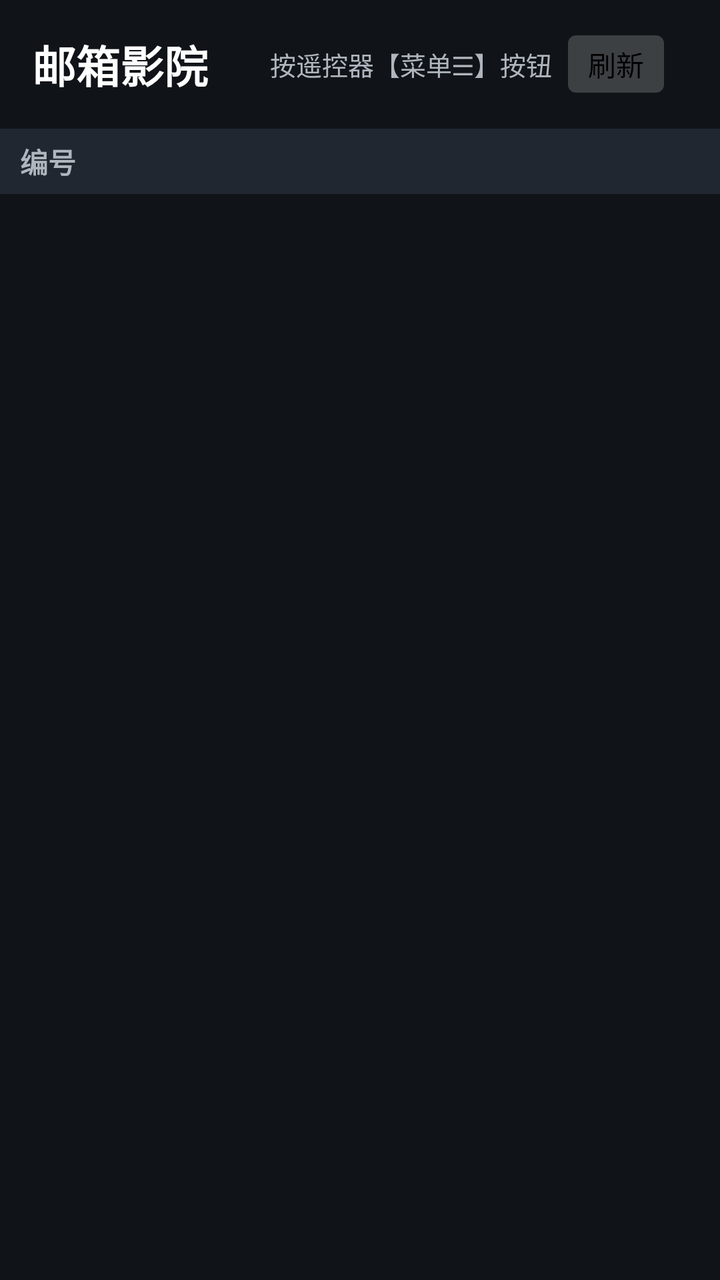
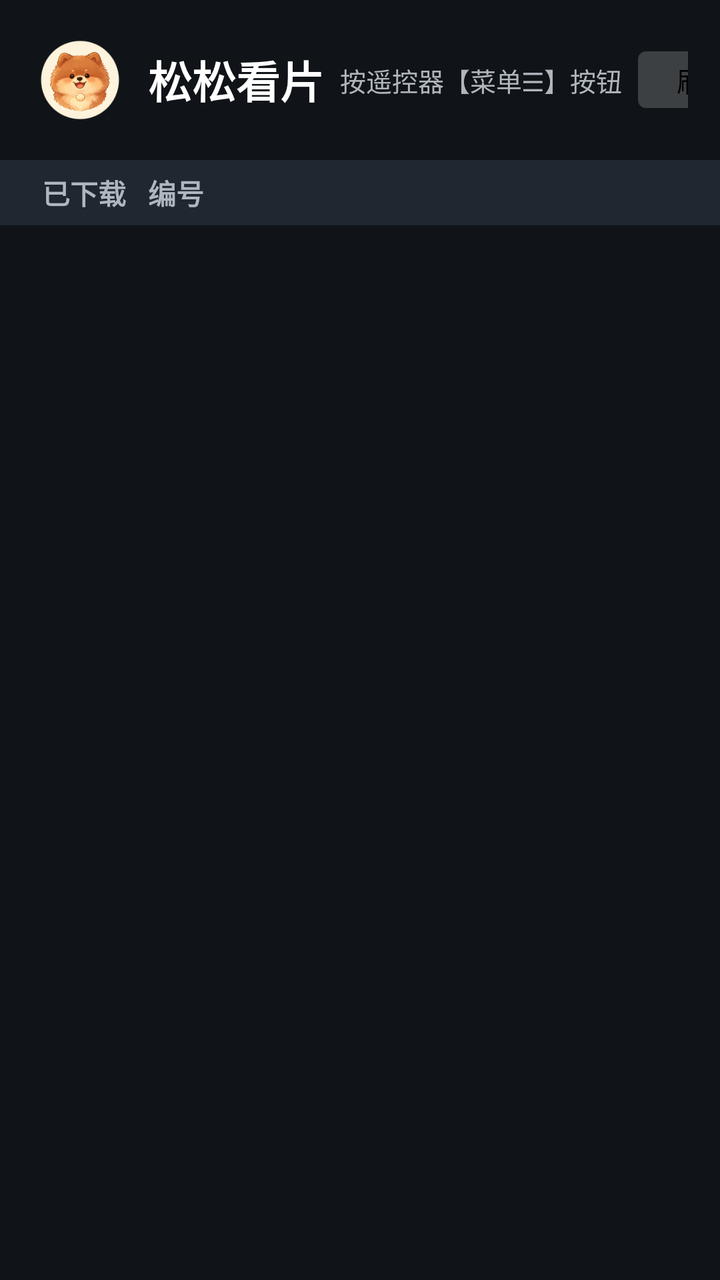

An Android layout rendered at two revisions. The XML below is the earlier revision; the diff shows what the commit changed to produce the second picture.
<!-- AndroidManifest.xml: application theme Theme.MailM3U8 -->
<!-- res/layout/activity_list.xml -->
<?xml version="1.0" encoding="utf-8"?>
<LinearLayout xmlns:android="http://schemas.android.com/apk/res/android"
    android:layout_width="match_parent"
    android:layout_height="match_parent"
    android:orientation="vertical"
    android:background="@color/bg">

    
    <LinearLayout
        android:layout_width="match_parent"
        android:layout_height="wrap_content"
        android:orientation="horizontal"
        android:gravity="center_vertical"
        android:padding="16dp">

        <TextView
            android:id="@+id/tvTitle"
            android:layout_width="wrap_content"
            android:layout_height="wrap_content"
            android:text="@string/app_name"
            android:textColor="@color/text_primary"
            android:textSize="22sp"
            android:textStyle="bold" />

        <View
            android:layout_width="0dp"
            android:layout_height="1dp"
            android:layout_weight="1" />

        <TextView
            android:layout_width="wrap_content"
            android:layout_height="wrap_content"
            android:text="按遥控器【菜单☰】按钮"
            android:textColor="@color/text_secondary"
            android:textSize="13sp"
            android:layout_marginEnd="8dp" />

        <Button
            android:id="@+id/btnRefresh"
            android:layout_width="wrap_content"
            android:layout_height="wrap_content"
            android:focusable="true"
            android:focusableInTouchMode="true"
            android:background="@drawable/bg_btn_selector"
            android:textSize="14sp"
            android:minWidth="0dp"
            android:minHeight="0dp"
            android:paddingStart="10dp"
            android:paddingEnd="10dp"
            android:paddingTop="4dp"
            android:paddingBottom="4dp"
            android:text="@string/action_refresh" />

        <TextView
            android:id="@+id/tvVersion"
            android:layout_width="wrap_content"
            android:layout_height="wrap_content"
            android:layout_marginStart="12dp"
            android:text=""
            android:textColor="@color/text_secondary"
            android:textSize="14sp" />
    </LinearLayout>

    
    <LinearLayout
        android:layout_width="match_parent"
        android:layout_height="wrap_content"
        android:orientation="horizontal"
        android:gravity="center_vertical"
        android:background="@color/bg_header"
        android:paddingStart="10dp"
        android:paddingEnd="10dp"
        android:paddingTop="6dp"
        android:paddingBottom="6dp">

        <TextView
            android:layout_width="72dp"
            android:layout_height="wrap_content"
            android:text="编号"
            android:textColor="@color/text_secondary"
            android:textSize="14sp"
            android:textStyle="bold"
            android:fontFamily="monospace" />

        <LinearLayout
            android:id="@+id/llHeaderFields"
            android:layout_width="0dp"
            android:layout_height="wrap_content"
            android:layout_weight="1"
            android:orientation="horizontal"
            android:gravity="center_vertical" />

        
        <View
            android:layout_width="56dp"
            android:layout_height="1dp" />

        
        <View
            android:layout_width="56dp"
            android:layout_height="1dp"
            android:layout_marginStart="6dp" />
    </LinearLayout>

    <androidx.recyclerview.widget.RecyclerView
        android:id="@+id/rvList"
        android:layout_width="match_parent"
        android:layout_height="0dp"
        android:layout_weight="1"
        android:clipToPadding="false"
        android:paddingBottom="8dp"
        android:scrollbars="vertical" />

    <TextView
        android:id="@+id/tvEmpty"
        android:layout_width="match_parent"
        android:layout_height="0dp"
        android:layout_weight="1"
        android:gravity="center"
        android:text="@string/empty_hint"
        android:textColor="@color/text_secondary"
        android:textSize="18sp"
        android:visibility="gone" />
</LinearLayout>
<!-- resources referenced by this layout -->
<resources>
  <color name="bg">#FF101418</color>
  <color name="bg_header">#FF202730</color>
  <color name="text_primary">#FFFFFFFF</color>
  <color name="text_secondary">#FFB0B6BE</color>
  <!-- drawable bg_btn_selector (drawable) -->
  <?xml version="1.0" encoding="utf-8"?>
  <selector xmlns:android="http://schemas.android.com/apk/res/android">
      <item android:state_focused="true" android:drawable="@drawable/btn_focused" />
      <item android:state_pressed="true" android:drawable="@drawable/btn_focused" />
      <item android:drawable="@drawable/btn_normal" />
  </selector>
  <string name="action_refresh">刷新</string>
  <string name="app_name">邮箱影院</string>
  <string name="empty_hint">暂无影片。投递一封 [TV投递] 邮件后按刷新键。</string>
  <style name="Theme.MailM3U8" parent="Theme.Leanback">
          <item name="android:windowBackground">@color/bg</item>
          <item name="android:colorBackground">@color/bg</item>
          <item name="android:textColorPrimary">@color/text_primary</item>
      </style>
  <!-- drawable btn_focused (drawable) -->
  <?xml version="1.0" encoding="utf-8"?>
  <shape xmlns:android="http://schemas.android.com/apk/res/android"
      android:shape="rectangle">
      <solid android:color="@color/btn_focused_bg" />
      <corners android:radius="4dp" />
  </shape>
  <!-- drawable btn_normal (drawable) -->
  <?xml version="1.0" encoding="utf-8"?>
  <shape xmlns:android="http://schemas.android.com/apk/res/android"
      android:shape="rectangle">
      <solid android:color="@color/btn_normal_bg" />
      <corners android:radius="4dp" />
  </shape>
  <color name="btn_focused_bg">#FF1E88E5</color>
  <color name="btn_normal_bg">#FF3C4043</color>
</resources>

<!-- the commit's change to res/layout/activity_list.xml (unified diff, before → after) -->
@@ -13,6 +13,19 @@
         android:gravity="center_vertical"
         android:padding="16dp">
 
+        
+        <ImageView
+            android:id="@+id/ivIcon"
+            android:layout_width="48dp"
+            android:layout_height="48dp"
+            android:layout_marginEnd="10dp"
+            android:background="@drawable/bg_icon_focus"
+            android:contentDescription="@string/app_name"
+            android:focusable="true"
+            android:focusableInTouchMode="true"
+            android:padding="3dp"
+            android:src="@drawable/ic_head" />
+
         <TextView
             android:id="@+id/tvTitle"
             android:layout_width="wrap_content"
@@ -21,6 +34,16 @@
             android:textColor="@color/text_primary"
             android:textSize="22sp"
             android:textStyle="bold" />
+
+        
+        <TextView
+            android:id="@+id/tvVersion"
+            android:layout_width="wrap_content"
+            android:layout_height="wrap_content"
+            android:layout_marginStart="8dp"
+            android:text=""
+            android:textColor="@color/text_secondary"
+            android:textSize="14sp" />
 
         <View
             android:layout_width="0dp"
@@ -37,28 +60,50 @@
 
         <Button
             android:id="@+id/btnRefresh"
-            android:layout_width="wrap_content"
+            android:layout_width="84dp"
             android:layout_height="wrap_content"
             android:focusable="true"
             android:focusableInTouchMode="true"
             android:background="@drawable/bg_btn_selector"
+            android:gravity="center"
             android:textSize="14sp"
             android:minWidth="0dp"
             android:minHeight="0dp"
-            android:paddingStart="10dp"
-            android:paddingEnd="10dp"
             android:paddingTop="4dp"
             android:paddingBottom="4dp"
             android:text="@string/action_refresh" />
 
-        <TextView
-            android:id="@+id/tvVersion"
-            android:layout_width="wrap_content"
+        <Button
+            android:id="@+id/btnSettings"
+            android:layout_width="84dp"
             android:layout_height="wrap_content"
             android:layout_marginStart="12dp"
-            android:text=""
-            android:textColor="@color/text_secondary"
-            android:textSize="14sp" />
+            android:focusable="true"
+            android:focusableInTouchMode="true"
+            android:background="@drawable/bg_btn_selector"
+            android:gravity="center"
+            android:textSize="14sp"
+            android:minWidth="0dp"
+            android:minHeight="0dp"
+            android:paddingTop="4dp"
+            android:paddingBottom="4dp"
+            android:text="@string/action_settings" />
+
+        <Button
+            android:id="@+id/btnSearch"
+            android:layout_width="84dp"
+            android:layout_height="wrap_content"
+            android:layout_marginStart="12dp"
+            android:focusable="true"
+            android:focusableInTouchMode="true"
+            android:background="@drawable/bg_btn_selector"
+            android:gravity="center"
+            android:textSize="14sp"
+            android:minWidth="0dp"
+            android:minHeight="0dp"
+            android:paddingTop="4dp"
+            android:paddingBottom="4dp"
+            android:text="@string/action_search" />
     </LinearLayout>
 
     
@@ -72,6 +117,16 @@
         android:paddingEnd="10dp"
         android:paddingTop="6dp"
         android:paddingBottom="6dp">
+
+        
+        <TextView
+            android:layout_width="64dp"
+            android:layout_height="wrap_content"
+            android:text="@string/dl_col_downloaded"
+            android:textColor="@color/text_secondary"
+            android:textSize="14sp"
+            android:textStyle="bold"
+            android:gravity="center" />
 
         <TextView
             android:layout_width="72dp"
@@ -92,8 +147,14 @@
 
         
         <View
-            android:layout_width="56dp"
+            android:layout_width="84dp"
             android:layout_height="1dp" />
+
+        
+        <View
+            android:layout_width="84dp"
+            android:layout_height="1dp"
+            android:layout_marginStart="6dp" />
 
         
         <View
<!-- resource entries referenced after the edit -->
@@ -11,8 +11,29 @@
       <item android:state_pressed="true" android:drawable="@drawable/btn_focused" />
       <item android:drawable="@drawable/btn_normal" />
   </selector>
-  <string name="action_refresh">刷新</string>
-  <string name="app_name">邮箱影院</string>
+  <!-- drawable bg_icon_focus (drawable) -->
+  <?xml version="1.0" encoding="utf-8"?>
+  <selector xmlns:android="http://schemas.android.com/apk/res/android">
+      
+      <item android:state_focused="true">
+          <shape android:shape="rectangle">
+              <stroke android:width="3dp" android:color="#FFD700" />
+              <corners android:radius="12dp" />
+              <solid android:color="#00000000" />
+          </shape>
+      </item>
+      <item>
+          <shape android:shape="rectangle">
+              <solid android:color="#00000000" />
+          </shape>
+      </item>
+  </selector>
+  <!-- drawable ic_head: png bitmap (drawable-hdpi, 9445 bytes) -->
+  <string name="action_refresh">刷新🔄</string>
+  <string name="action_search">搜索🔎</string>
+  <string name="action_settings">设置⚙️</string>
+  <string name="app_name">松松看片</string>
+  <string name="dl_col_downloaded">已下载</string>
   <string name="empty_hint">暂无影片。投递一封 [TV投递] 邮件后按刷新键。</string>
   <style name="Theme.MailM3U8" parent="Theme.Leanback">
           <item name="android:windowBackground">@color/bg</item>
